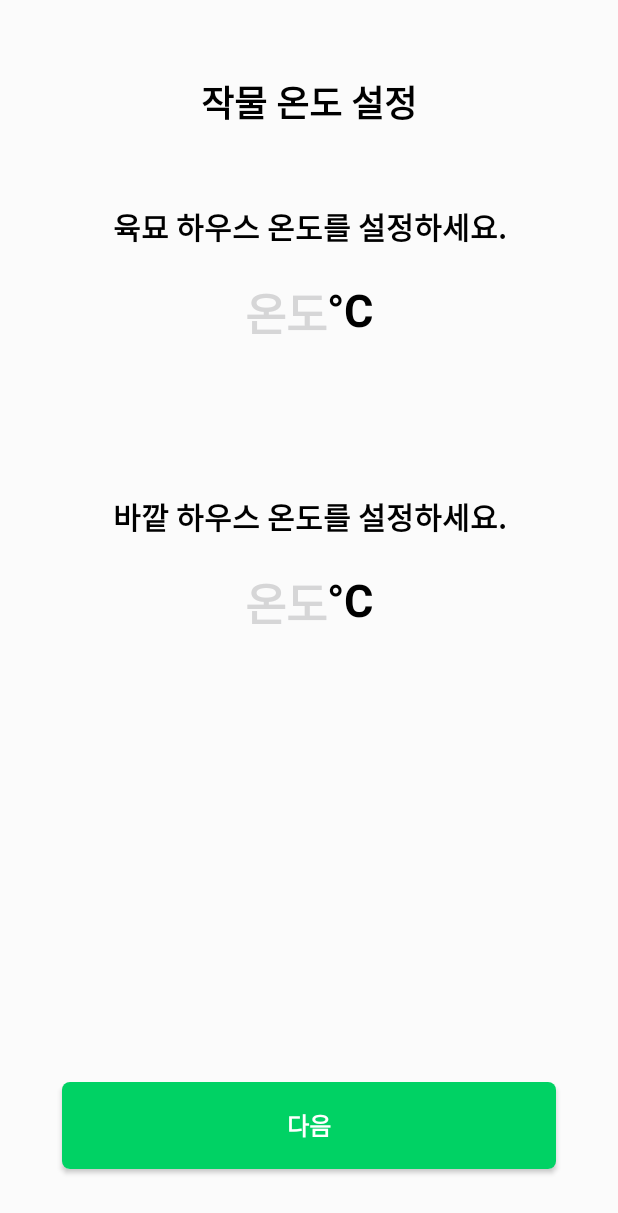
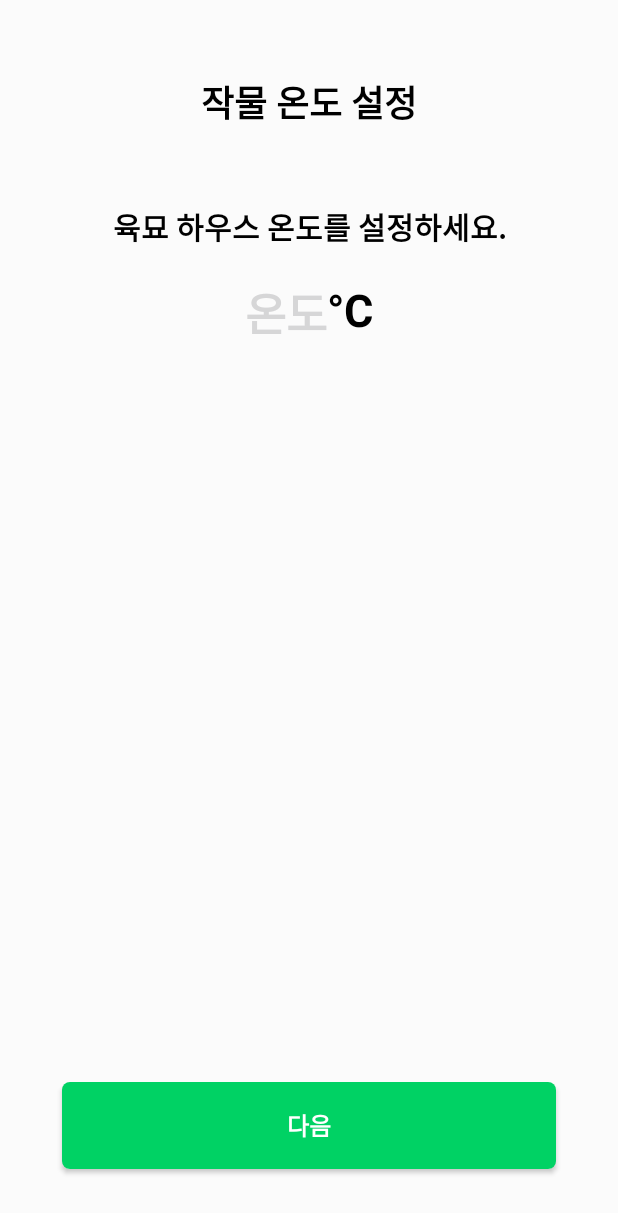
Before and after one commit to SmartFarm2/Android, an Android app: the SetPlantTemp screen opened directly, with no data from a screen before it, on a phone screen of 412 x 824 dp. Shown: the top 1213 px of the screen. Run offline under Robolectric (Android 15) with nearby library versions, the phone set to English and light mode, and no system bars; our stand-ins replace data binding; libraries missing offline, so code that uses them is left out: io.socket.client, io.socket.engineio; 2 statements that could not run were skipped.

Commit message:
[UPDATE] All

```diff
--- a/app/src/main/java/com/smartfarm/myapplication/data/Constants.kt
+++ b/app/src/main/java/com/smartfarm/myapplication/data/Constants.kt
@@ -16,6 +16,7 @@ object Constants {
     const val OPENER_DATA_KEY = "OPENER_EKY"
     const val OPENER_DATA_KEY2 = "OPENER_EKY2"
     const val NAME_DATA_KEY = "name"
+    const val PUMP_DATA_KEY = "pump"
     const val LAST_CHECK_NOTI_KEY = "noti"
     const val DOOR_SET_KEY = "DOOR_SET_KEY"
     const val START_DOOR_KEY = "START_DOOR_KEY"
--- a/app/src/main/java/com/smartfarm/myapplication/database/SharedPreferenceData.kt
+++ b/app/src/main/java/com/smartfarm/myapplication/database/SharedPreferenceData.kt
@@ -45,4 +45,7 @@ class SharedPreferenceData(context: Context) {
     var endVoltage: String
         get() = pref.getString(Constants.END_VOLTAGE_KEY, "")!!
         set(value) = pref.edit().putString(Constants.END_DOOR_KEY, value).apply()
+    var pump: String
+        get() = pref.getString(Constants.PUMP_DATA_KEY, "")!!
+        set(value) = pref.edit().putString(Constants.PUMP_DATA_KEY, value).apply()
 }
--- a/app/src/main/java/com/smartfarm/myapplication/view/SetPlantTemp.kt
+++ b/app/src/main/java/com/smartfarm/myapplication/view/SetPlantTemp.kt
@@ -22,7 +22,7 @@ class SetPlantTemp : AppCompatActivity() {
     override fun onCreate(savedInstanceState: Bundle?) {
         super.onCreate(savedInstanceState)
 
-        if(MyApp.pref.startDoor != "") {
+        if(MyApp.pref.pump != "") {
             startActivity(Intent(this, MainActivity::class.java))
             finish()
         }
@@ -42,10 +42,9 @@ class SetPlantTemp : AppCompatActivity() {
             observing()
 
             statusData.observe(this@SetPlantTemp){
-                if(statusData.value == 2){
+                if(statusData.value == 1){
                     Toast.makeText(this@SetPlantTemp, "값설정에 성공하였습니다.", Toast.LENGTH_SHORT).show()
                     MyApp.pref.openerSetting = plantTemp.value.toString()
-                    MyApp.pref.openerSetting2 = plantTemp2.value.toString()
                     startActivity(Intent(this@SetPlantTemp, SetNameActivity::class.java))
                     finish()
                 }
--- a/app/src/main/java/com/smartfarm/myapplication/view/SetPumpAutoActivity.kt
+++ b/app/src/main/java/com/smartfarm/myapplication/view/SetPumpAutoActivity.kt
@@ -4,9 +4,11 @@ import android.content.Intent
 import androidx.appcompat.app.AppCompatActivity
 import android.os.Bundle
 import android.widget.Toast
+import androidx.core.app.ActivityCompat
 import androidx.core.content.ContextCompat
 import androidx.databinding.DataBindingUtil
 import com.smartfarm.myapplication.R
+import com.smartfarm.myapplication.application.MyApp
 import com.smartfarm.myapplication.data.Constants
 import com.smartfarm.myapplication.databinding.ActivitySetPumpAutoBinding
 import com.smartfarm.myapplication.network.SocketManager
@@ -29,8 +31,10 @@ class SetPumpAutoActivity : AppCompatActivity() {
         manager.addEvent(Constants.SOCKET_PUMP_AUTO){
             CoroutineScope(Dispatchers.Main).launch {
                 if(it[0] == check) {
+                    MyApp.pref.pump = "true"
                     Toast.makeText(this@SetPumpAutoActivity, "설정이 완료되었습니다.", Toast.LENGTH_SHORT).show()
                     startActivity(Intent(this@SetPumpAutoActivity, MainActivity::class.java))
+                    ActivityCompat.finishAffinity(this@SetPumpAutoActivity)
                 }else{
                     Toast.makeText(this@SetPumpAutoActivity, "설정에 실패하였습니다..", Toast.LENGTH_SHORT).show()
                 }
--- a/app/src/main/java/com/smartfarm/myapplication/view/SettingActivity.kt
+++ b/app/src/main/java/com/smartfarm/myapplication/view/SettingActivity.kt
@@ -3,6 +3,7 @@ package com.smartfarm.myapplication.view
 import android.content.Intent
 import androidx.appcompat.app.AppCompatActivity
 import android.os.Bundle
+import androidx.core.app.ActivityCompat
 import androidx.databinding.DataBindingUtil
 import com.smartfarm.myapplication.R
 import com.smartfarm.myapplication.application.MyApp
@@ -34,4 +35,5 @@ class SettingActivity : AppCompatActivity() {
         }
 
     }
+
 }
--- a/app/src/main/res/layout/activity_main.xml
+++ b/app/src/main/res/layout/activity_main.xml
@@ -150,14 +150,14 @@
                         android:id="@+id/door"
                         name="@{`개폐기`}"
                         img="@{@drawable/ic_door}"
-                        isOn="@{myViewModel.doorData}"
+                        isOn="@{myViewModel.doorData == 2}"
                         layout="@layout/layout_bottom_information" />
 
                     <include
                         android:id="@+id/door2"
                         name="@{`개폐기2`}"
                         img="@{@drawable/ic_door}"
-                        isOn="@{myViewModel.doorData2}"
+                        isOn="@{myViewModel.doorData2 == 2}"
                         layout="@layout/layout_bottom_information" />
 
                     <include
--- a/app/src/main/res/layout/activity_set_plant_temp.xml
+++ b/app/src/main/res/layout/activity_set_plant_temp.xml
@@ -81,58 +81,7 @@
         </LinearLayout>
 
 
-        <TextView
-            android:id="@+id/set_plant_temp_content2"
-            android:layout_width="wrap_content"
-            android:layout_height="wrap_content"
-            android:layout_marginTop="10dp"
-            android:text="바깥 하우스 온도를 설정하세요."
-            android:textColor="@color/black"
-            android:textSize="20sp"
-            android:textStyle="bold"
-            app:layout_constraintEnd_toEndOf="@+id/set_plant_temp_title"
-            app:layout_constraintStart_toStartOf="@+id/set_plant_temp_title"
-            app:layout_constraintTop_toBottomOf="@+id/set_plant_temp_linear" />
 
-        <LinearLayout
-            android:id="@+id/set_plant_temp_linear2"
-            android:layout_width="match_parent"
-            android:layout_height="wrap_content"
-            android:layout_marginTop="20dp"
-            android:weightSum="2"
-            app:layout_constraintEnd_toEndOf="parent"
-            app:layout_constraintStart_toStartOf="parent"
-            app:layout_constraintTop_toBottomOf="@+id/set_plant_temp_content2">
-
-            <EditText
-                android:id="@+id/set_plant_temp_value2"
-                android:layout_width="wrap_content"
-                android:layout_height="133dp"
-                android:layout_weight="1"
-                android:background="@null"
-                android:gravity="end"
-                android:hint="온도"
-                android:inputType="number"
-                android:maxLength="2"
-                android:maxLines="1"
-                android:text="@={myViewModel.plantTemp2}"
-                android:textColor="@color/black"
-                android:textColorHint="@color/exo_gray"
-                android:textSize="30sp"
-                android:textStyle="bold" />
-
-            <TextView
-                android:id="@+id/textView4"
-                android:layout_width="wrap_content"
-                android:layout_height="wrap_content"
-                android:layout_weight="1"
-                android:text="°C"
-                android:textColor="@color/black"
-                android:textSize="30sp"
-                android:textStyle="bold"
-                app:layout_constraintEnd_toEndOf="parent" />
-
-        </LinearLayout>
 
         <androidx.appcompat.widget.AppCompatButton
             android:id="@+id/set_plant_temp_next"
--- a/app/src/main/res/layout/activity_set_pump.xml
+++ b/app/src/main/res/layout/activity_set_pump.xml
@@ -13,7 +13,7 @@
             android:layout_width="wrap_content"
             android:layout_height="wrap_content"
             android:layout_marginTop="50dp"
-            android:text="펌 시간 설정"
+            android:text="펌프시간 설정"
             android:textColor="@color/black"
             android:textSize="24sp"
             android:textStyle="bold"
@@ -62,7 +62,7 @@
                 android:textColor="@color/black"
                 android:textSize="20sp"
                 android:textStyle="normal"
-                app:layout_constraintBottom_toTopOf="@+id/set_pump_start_time_button"
+                app:layout_constraintBottom_toBottomOf="@+id/textView7"
                 app:layout_constraintStart_toEndOf="@+id/textView7"
                 app:layout_constraintTop_toTopOf="@+id/textView7" />
 
@@ -105,7 +105,7 @@
                 android:textColor="@color/black"
                 android:textSize="20sp"
                 android:textStyle="normal"
-                app:layout_constraintBottom_toTopOf="@+id/set_pump_end_time_button"
+                app:layout_constraintBottom_toBottomOf="@+id/textView8"
                 app:layout_constraintStart_toEndOf="@+id/textView8"
                 app:layout_constraintTop_toTopOf="@+id/textView8" />
 
--- a/app/src/main/res/layout/activity_set_voltage_auto.xml
+++ b/app/src/main/res/layout/activity_set_voltage_auto.xml
@@ -6,7 +6,8 @@
     <androidx.constraintlayout.widget.ConstraintLayout
         android:layout_width="match_parent"
         android:layout_height="match_parent"
-        tools:context=".view.SetVoltageAutoActivity">
+        tools:context=".view.SetVoltageAutoActivity"
+        android:background="@color/white">
 
         <TextView
             android:id="@+id/set_voltage_auto_title"
@@ -98,7 +99,7 @@
                 android:layout_width="wrap_content"
                 android:layout_height="wrap_content"
                 android:layout_marginTop="20dp"
-                android:text="자동 제어"
+                android:text="수동 제어"
                 android:textColor="@color/black"
                 android:textSize="16sp"
                 android:textStyle="bold"
```
Also changed, not shown: app/src/main/java/com/smartfarm/myapplication/view/SetDoorActivity.kt (+4 -3 lines), app/src/main/java/com/smartfarm/myapplication/view/SetPumpActivity.kt (+41 -1 lines), app/src/main/java/com/smartfarm/myapplication/view/SetTimeActivity.kt (+2 -7 lines), app/src/main/java/com/smartfarm/myapplication/view/SetVoltActivity.kt (+5 -7 lines), app/src/main/java/com/smartfarm/myapplication/view/SetVoltageAutoActivity.kt (+10 -1 lines), app/src/main/java/com/smartfarm/myapplication/viewmodel/MainActivityViewModel.kt (+10 -10 lines), app/src/main/java/com/smartfarm/myapplication/viewmodel/SetPlantTempViewModel.kt (+2 -7 lines), app/src/main/res/layout/activity_set_pump_auto.xml (+4 -3 lines).
